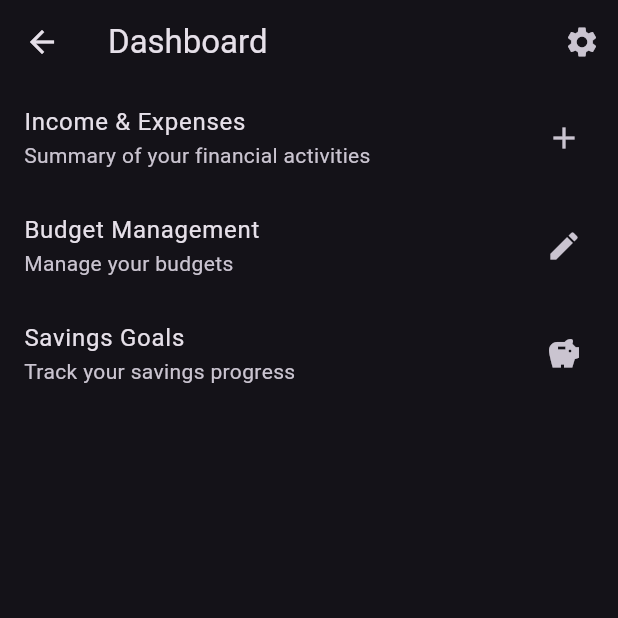
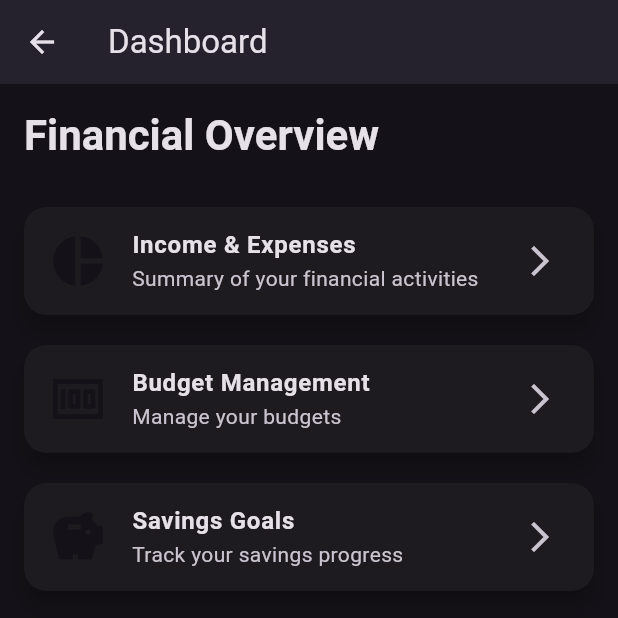
Before and after one commit to etheetla1/Personal_financeProject, a Flutter app: the DashboardScreen screen opened by its route, on a phone screen of 412 x 824 dp, the top half of it. Run offline on Flutter 3.47's test engine with Material 3 defaults, Android fonts, the phone set to English and light mode, and no system bars; our stand-ins replace sqflite; accounts and stored records are empty.

Commit message:
Modififed dashboard and income expense screen with better padding and spacing

```diff
--- a/lib/screens/dashboard_screen.dart
+++ b/lib/screens/dashboard_screen.dart
@@ -1,7 +1,4 @@
 import 'package:flutter/material.dart';
-import 'income_expense_screen.dart';
-import 'budget_screen.dart';
-import 'savings_goal_screen.dart';
 
 class DashboardScreen extends StatelessWidget {
   @override
@@ -9,48 +6,73 @@ class DashboardScreen extends StatelessWidget {
     return Scaffold(
       appBar: AppBar(
         title: Text("Dashboard"),
-        actions: [
-          IconButton(
-            icon: Icon(Icons.settings),
-            onPressed: () {
-              Navigator.pushNamed(context, '/profile_settings');
-            },
-          )
-        ],
+        elevation: 4,
       ),
-      body: Column(
+      body: Padding(
+        padding:
+            const EdgeInsets.all(16.0), // Adding padding to the entire screen
+        child: Column(
+          crossAxisAlignment: CrossAxisAlignment.start,
           children: [
-          ListTile(
-            title: Text("Income & Expenses"),
-            subtitle: Text("Summary of your financial activities"),
-            trailing: Icon(Icons.add),
+            Text(
+              'Financial Overview',
+              style: Theme.of(context).textTheme.headlineMedium?.copyWith(
+                    fontWeight: FontWeight.bold,
+                  ),
+            ),
+            SizedBox(height: 20),
+            _buildCard(
+              context,
+              title: "Income & Expenses",
+              subtitle: "Summary of your financial activities",
+              icon: Icons.pie_chart,
               onTap: () {
-              Navigator.push(
-                  context,
-                  MaterialPageRoute(
-                      builder: (context) => IncomeExpenseScreen()));
+                Navigator.pushNamed(context, '/income_expense');
               },
             ),
-          ListTile(
-            title: Text("Budget Management"),
-            subtitle: Text("Manage your budgets"),
-            trailing: Icon(Icons.edit),
+            _buildCard(
+              context,
+              title: "Budget Management",
+              subtitle: "Manage your budgets",
+              icon: Icons.money,
               onTap: () {
-              Navigator.push(context,
-                  MaterialPageRoute(builder: (context) => BudgetScreen()));
+                Navigator.pushNamed(context, '/budget');
               },
             ),
-          ListTile(
-            title: Text("Savings Goals"),
-            subtitle: Text("Track your savings progress"),
-            trailing: Icon(Icons.savings),
+            _buildCard(
+              context,
+              title: "Savings Goals",
+              subtitle: "Track your savings progress",
+              icon: Icons.savings,
               onTap: () {
-              Navigator.push(context,
-                  MaterialPageRoute(builder: (context) => SavingsGoalScreen()));
+                Navigator.pushNamed(context, '/savings_goal');
               },
             ),
           ],
         ),
+      ),
+    );
+  }
+
+  // Reusable method to build a consistent Card design for the dashboard
+  Widget _buildCard(BuildContext context,
+      {required String title,
+      required String subtitle,
+      required IconData icon,
+      required VoidCallback onTap}) {
+    return Card(
+      shape: RoundedRectangleBorder(
+        borderRadius: BorderRadius.circular(15),
+      ),
+      elevation: 6,
+      margin: EdgeInsets.symmetric(vertical: 10),
+      child: ListTile(
+        leading: Icon(icon, color: Theme.of(context).primaryColor, size: 40),
+        title: Text(title, style: TextStyle(fontWeight: FontWeight.bold)),
+        subtitle: Text(subtitle),
+        trailing: Icon(Icons.arrow_forward_ios),
+        onTap: onTap,
+      ),
     );
   }
 }
```
Also changed, not shown: lib/screens/income_expense_screen.dart (+57 -20 lines). Lines whose indentation alone changed are shown as unchanged.
